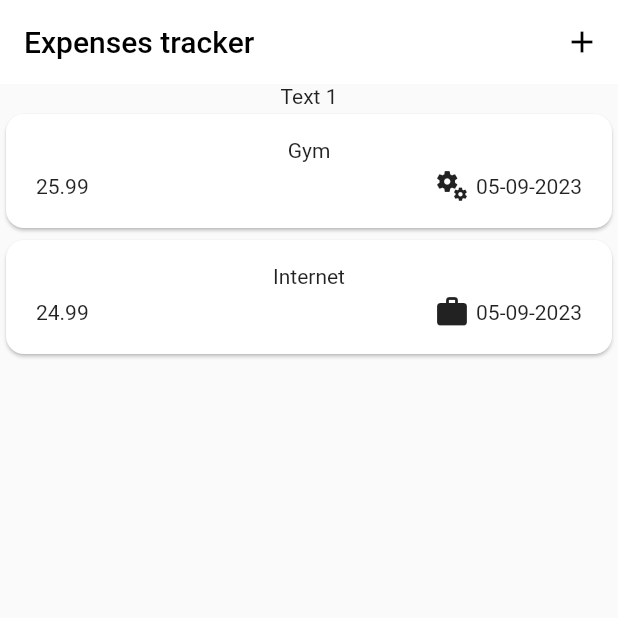
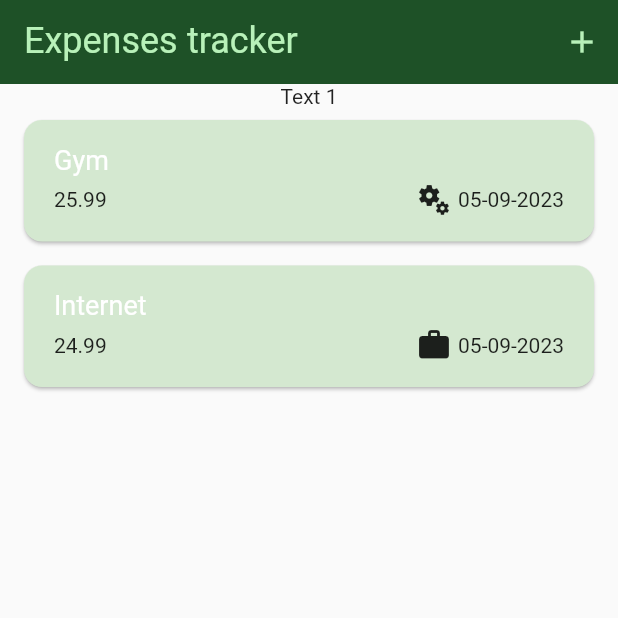
Before and after one commit to alvdev/mobile-apps, a Flutter app: the screen it shows after launch, on a phone screen of 412 x 824 dp, the top half of it. Run offline on Flutter 3.47's test engine with Material 2 defaults, Android fonts, the phone set to English and light mode, and no system bars; our stand-ins replace cloud_firestore, firebase_auth, firebase_core, font_awesome_flutter, google_fonts, google_sign_in and 2 more; accounts and stored records are empty.

Commit message:
feat: add global theme config styles

```diff
--- a/expenses/lib/widgets/expenses_list/expense_item.dart
+++ b/expenses/lib/widgets/expenses_list/expense_item.dart
@@ -13,8 +13,9 @@ class ExpenseItem extends StatelessWidget {
       child: Padding(
         padding: const EdgeInsets.symmetric(vertical: 16, horizontal: 20),
         child: Column(
+          crossAxisAlignment: CrossAxisAlignment.start,
           children: [
-            Text(expense.title),
+            Text(expense.title, style: Theme.of(context).textTheme.titleMedium),
             const SizedBox(height: 4),
             Row(
               children: [
```
Also changed, not shown: expenses/lib/main.dart (+27 -1 lines).
